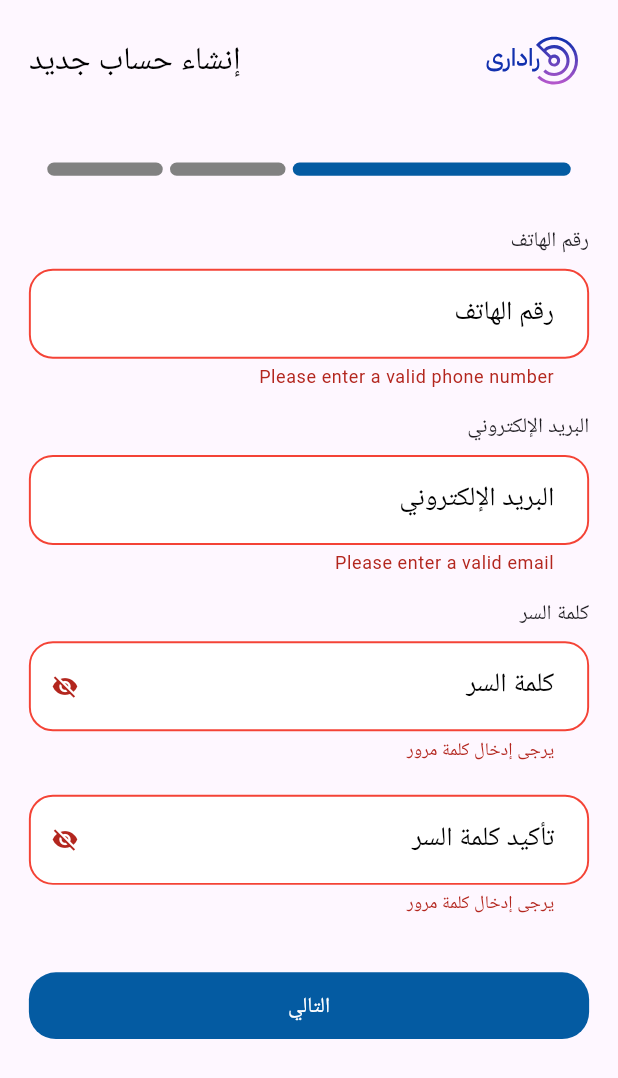
After one commit to Radary-App/radary-mobile, a Flutter app: the SignupScreen screen opened by its route, after a tap on "التالي", on a phone screen of 412 x 824 dp. The commit adds this screen. Shown: the top 1078 px of the screen. Run offline on Flutter 3.47's test engine with Material 3 defaults, Android fonts, the phone set to English and light mode, and no system bars; drawn by our look-alikes of smooth_page_indicator; our stand-ins replace animated_splash_screen, dio, firebase_core, flutter_bloc, flutter_screenutil, flutter_svg and 7 more; accounts and stored records are empty; generated files the repository leaves out were written again; project files that could hold a hidden picture were left out.

Commit message:
Add singin ui and added splash screen and edie onboarding

```diff
--- a/lib/core/di/dependecy_injection.dart
+++ b/lib/core/di/dependecy_injection.dart
@@ -2,6 +2,8 @@ import 'package:dio/dio.dart';
 import 'package:get_it/get_it.dart';
 import '../../features/login/data/repo/login_repo.dart';
 import '../../features/login/logic/cubit/login_cubit.dart';
+import '../../features/sign_up/data/repo/sign_up_repo.dart';
+import '../../features/sign_up/logic/cubit/sigin_up_cubit.dart';
 import '../networking/api_service.dart';
 import '../networking/dio_factory.dart';
 
@@ -17,4 +19,6 @@ Future<void> setupGetIt() async {
   getIt.registerFactory<LoginCubit>(() => LoginCubit(getIt()));
 
    // signup
+   getIt.registerLazySingleton<SignupRepo>(() => SignupRepo(getIt()));
+  getIt.registerFactory<SignupCubit>(() => SignupCubit(getIt()));
 }
--- a/lib/core/routing/app_router.dart
+++ b/lib/core/routing/app_router.dart
@@ -4,6 +4,8 @@ import 'package:radary/core/routing/route.dart';
 import '../../features/login/logic/cubit/login_cubit.dart';
 import '../../features/login/ui/screens/login_screen.dart';
 import '../../features/onboarding/ui/screens/on_boarding_screens.dart';
+import '../../features/sign_up/logic/cubit/sigin_up_cubit.dart';
+import '../../features/sign_up/ui/screens/sign_up_screen.dart';
 import '../di/dependecy_injection.dart';
 
 class AppRouter {
@@ -19,6 +21,13 @@ class AppRouter {
             child: const LoginScreen(),
           ),
         );
+        case Routes.signUpScreen:
+        return MaterialPageRoute(
+          builder: (_) => BlocProvider(
+            create: (context) => getIt<SignupCubit>(),
+            child: const SignupScreen(),
+          ),
+        );
       default:
         return MaterialPageRoute(
           builder: (_) => const Scaffold(
--- /dev/null
+++ b/lib/features/sign_up/data/models/sign_up_request_body.dart
@@ -0,0 +1,22 @@
+import 'package:json_annotation/json_annotation.dart';
+part 'sign_up_request_body.g.dart';
+
+@JsonSerializable()
+class SignupRequestBody {
+  @JsonKey(name: 'f_name')
+  final String firstName;
+  @JsonKey(name: 'l_name')
+  final String lastName;
+  final String phone;
+  final String password;
+  final String email;
+
+  SignupRequestBody(
+      {required this.firstName,
+      required this.lastName,
+      required this.phone,
+      required this.password,
+      required this.email});
+
+  Map<String, dynamic> toJson() => _$SignupRequestBodyToJson(this);
+}
--- /dev/null
+++ b/lib/features/sign_up/data/repo/sign_up_repo.dart
@@ -0,0 +1,21 @@
+import '../../../../core/networking/api_error_handler.dart';
+import '../../../../core/networking/api_result.dart';
+import '../../../../core/networking/api_service.dart';
+import '../models/sign_up_request_body.dart';
+import '../models/sign_up_response.dart';
+
+class SignupRepo {
+  final ApiService _apiService;
+
+  SignupRepo(this._apiService);
+
+  Future<ApiResult<SignupResponse>> signup(
+      SignupRequestBody signupRequestBody) async {
+    try {
+      final response = await _apiService.signup(signupRequestBody);
+      return ApiResult.success(response);
+    } catch (errro) {
+      return ApiResult.failure(ErrorHandler.handle(errro));
+    }
+  }
+}
--- /dev/null
+++ b/lib/features/sign_up/logic/cubit/sigin_up_cubit.dart
@@ -0,0 +1,56 @@
+import 'package:flutter/material.dart';
+import 'package:flutter_bloc/flutter_bloc.dart';
+import '../../data/models/sign_up_request_body.dart';
+import '../../data/models/sign_up_response.dart';
+import '../../data/repo/sign_up_repo.dart';
+import 'sigin_up_state.dart';
+
+class SignupCubit extends Cubit<SignupState> {
+  final SignupRepo _signupRepo;
+
+  SignupCubit(this._signupRepo) : super(const SignupState.initial());
+
+  final TextEditingController fNameController = TextEditingController();
+  final TextEditingController lNameController = TextEditingController();
+  final TextEditingController emailController = TextEditingController();
+  final TextEditingController phoneController = TextEditingController();
+  final TextEditingController passwordController = TextEditingController();
+  final TextEditingController confarmPasswordController = TextEditingController();
+
+     final PageController pageController = PageController();
+
+  final formKey = GlobalKey<FormState>();
+
+
+  void emitSignupStates() async {
+    if (formKey.currentState?.validate() ?? false) {
+      emit(const SignupState.signupLoading());
+      final response = await _signupRepo.signup(
+        SignupRequestBody(
+          email: emailController.text,
+          password: passwordController.text,
+          firstName: fNameController.text,
+          lastName: lNameController.text,
+          phone: phoneController.text,
+
+        ),
+      );
+      response.when(success: (signupResponse) {
+        emit(SignupState.signupSuccess(signupResponse));
+      }, failure: (error) {
+        emit(SignupState.signupError(error: error.apiErrorModel.message ?? 'An error occurred'));
+      });
+    } else {
+      emit(const SignupState.signupError(error: 'Please fill in all required fields.'));
+    }
+  }
+
+  @override
+  Future<void> close() {
+    fNameController.dispose();
+    lNameController.dispose();
+    emailController.dispose();
+    phoneController.dispose();
+    return super.close();
+  }
+}
--- /dev/null
+++ b/lib/features/sign_up/logic/cubit/sigin_up_state.dart
@@ -0,0 +1,12 @@
+import 'package:freezed_annotation/freezed_annotation.dart';
+
+part 'sigin_up_state.freezed.dart';
+
+@freezed
+class SignupState<T> with _$SignupState<T> {
+  const factory SignupState.initial() = _Initial;
+
+  const factory SignupState.signupLoading() = SignupLoading;
+  const factory SignupState.signupSuccess(T data) = SignupSuccess<T>;
+  const factory SignupState.signupError({required String error}) = SignupError;
+}
--- /dev/null
+++ b/lib/features/sign_up/ui/screens/sign_up_screen.dart
@@ -0,0 +1,89 @@
+import 'package:flutter/material.dart';
+import 'package:flutter_bloc/flutter_bloc.dart';
+import 'package:flutter_screenutil/flutter_screenutil.dart';
+import 'package:flutter_svg/flutter_svg.dart';
+import 'package:smooth_page_indicator/smooth_page_indicator.dart';
+import '../../../../core/helpers/spacing.dart';
+import '../../../../core/helpers/util/assets_data.dart';
+import '../../../../core/theming/app_colors.dart';
+import '../../../../core/theming/app_text_styles.dart';
+import '../../../../core/widgets/app_text_button.dart';
+import '../../../../generated/l10n.dart';
+import '../../logic/cubit/sigin_up_cubit.dart';
+import '../widgets/sign_up_bloc_listener.dart';
+import '../widgets/sign_up_form.dart';
+
+class SignupScreen extends StatelessWidget {
+  const SignupScreen({super.key});
+
+  @override
+  Widget build(BuildContext context) {
+    final bool isArabic = Localizations.localeOf(context).languageCode == 'ar';
+
+    return Scaffold(
+      body: SafeArea(
+        child: Padding(
+          padding: EdgeInsets.symmetric(horizontal: 20.w, vertical: 20.h),
+          child: SingleChildScrollView(
+            child: Column(
+              crossAxisAlignment: CrossAxisAlignment.center,
+              children: [
+                Row(
+                  mainAxisAlignment: MainAxisAlignment.spaceBetween,
+                  children: [
+                    SvgPicture.asset(
+                      AssetsData.logoRadaryText,
+                    ),
+                    Text(
+                      S.of(context).Sign_UP,
+                      style: AppTextStyles.font24BlackRegular,
+                    ),
+                  ],
+                ),
+                verticalSpace(50),
+                SmoothPageIndicator(
+                  controller: context.read<SignupCubit>().pageController,
+                  count: 3,
+                  effect: ExpandingDotsEffect(
+                    activeDotColor: blue,
+                    dotColor: gray,
+                    dotHeight: 10.h,
+                    dotWidth: 80.w,
+                    expansionFactor: 2.5.w,
+                    spacing: 5.0.w,
+                  ),
+                  textDirection:
+                      isArabic ? TextDirection.rtl : TextDirection.ltr,
+                ),
+                verticalSpace(20),
+                Column(
+                  children: [
+                    const SignupForm(),
+                    verticalSpace(40),
+                    AppTextButton(
+                      buttonText: S.of(context).next,
+                      textStyle: AppTextStyles.font16Whiteregular,
+                      onPressed: () {
+
+                        validateThenDoSignup(context);
+                      },
+                    ),
+                    verticalSpace(30),
+                    // const AlreadyHaveAccountText(),
+                    const SignupBlocListener(),
+                  ],
+                ),
+              ],
+            ),
+          ),
+        ),
+      ),
+    );
+  }
+
+  void validateThenDoSignup(BuildContext context) {
+    if (context.read<SignupCubit>().formKey.currentState!.validate()) {
+      context.read<SignupCubit>().emitSignupStates();
+    }
+  }
+}
--- /dev/null
+++ b/lib/features/sign_up/ui/widgets/sign_up_form.dart
@@ -0,0 +1,213 @@
+import 'package:flutter/material.dart';
+import 'package:flutter_bloc/flutter_bloc.dart';
+import 'package:flutter_screenutil/flutter_screenutil.dart';
+import '../../../../core/helpers/app_regex.dart';
+import '../../../../core/helpers/spacing.dart';
+import '../../../../core/widgets/add_text_form_field.dart';
+import '../../../../core/widgets/title_left.dart';
+import '../../../../generated/l10n.dart';
+import '../../logic/cubit/sigin_up_cubit.dart';
+
+class SignupForm extends StatefulWidget {
+  const SignupForm({super.key});
+
+  @override
+  State<SignupForm> createState() => _SignupFormState();
+}
+
+class _SignupFormState extends State<SignupForm> {
+  bool isPasswordObscureText = true;
+  bool isPasswordConfirmationObscureText = true;
+
+  bool hasLowercase = false;
+  bool hasUppercase = false;
+  bool hasSpecialCharacters = false;
+  bool hasNumber = false;
+  bool hasMinLength = false;
+
+  late TextEditingController passwordController;
+
+  @override
+  void initState() {
+    super.initState();
+    passwordController = context.read<SignupCubit>().passwordController;
+    setupPasswordControllerListener();
+  }
+
+  void setupPasswordControllerListener() {
+    passwordController.addListener(() {
+      setState(() {
+        hasLowercase = AppRegex.hasLowerCase(passwordController.text);
+        hasUppercase = AppRegex.hasUpperCase(passwordController.text);
+        hasSpecialCharacters =
+            AppRegex.hasSpecialCharacter(passwordController.text);
+        hasNumber = AppRegex.hasNumber(passwordController.text);
+        hasMinLength = AppRegex.hasMinLength(passwordController.text);
+      });
+    });
+  }
+
+  @override
+  Widget build(BuildContext context) {
+    return Form(
+      key: context.read<SignupCubit>().formKey,
+      child: Column(
+        children: [
+          const Row(
+            mainAxisAlignment: MainAxisAlignment.spaceBetween,
+            children: [
+              // Column(
+              //   crossAxisAlignment: CrossAxisAlignment.start,
+              //   children: [
+              //     TitleLeft(
+              //       title: S.of(context).FirstName,
+              //     ),
+              //     SizedBox(
+              //       width: 180.w,
+              //       child: AppTextFormField(
+              //         hintText: S.of(context).FirstName,
+              //         validator: (value) {
+              //           if (value == null || value.isEmpty) {
+              //             return 'Please enter a valid firstName';
+              //           }
+              //         },
+              //         controller: context.read<SignupCubit>().fNameController,
+              //       ),
+              //     ),
+              //   ],
+              // ),
+              // Column(
+              //   crossAxisAlignment: CrossAxisAlignment.start,
+              //   children: [
+              //     TitleLeft(
+              //       title: S.of(context).LastName,
+              //     ),
+              //     SizedBox(
+              //       width: 180.w,
+              //       child: AppTextFormField(
+              //         hintText: S.of(context).LastName,
+              //         validator: (value) {
+              //           if (value == null || value.isEmpty) {
+              //             return 'Please enter a valid lastName';
+              //           }
+              //         },
+              //         controller: context.read<SignupCubit>().lNameController,
+              //       ),
+              //     ),
+              //   ],
+              // ),
+            ],
+          ),
+          verticalSpace(18),
+          TitleLeft(
+            title: S.of(context).Phone_Number,
+          ),
+          AppTextFormField(
+            hintText: S.of(context).Phone_Number,
+            isNumericKeyboard: true,
+            validator: (value) {
+              if (value == null ||
+                  value.isEmpty ||
+                  !AppRegex.isPhoneNumberValid(value)) {
+                return 'Please enter a valid phone number';
+              }
+            },
+            controller: context.read<SignupCubit>().phoneController,
+          ),
+          verticalSpace(18),
+          TitleLeft(
+            title: S.of(context).EnterEmail,
+          ),
+          AppTextFormField(
+            hintText: S.of(context).EnterEmail,
+            validator: (value) {
+              if (value == null ||
+                  value.isEmpty ||
+                  !AppRegex.isEmailValid(value)) {
+                return 'Please enter a valid email';
+              }
+            },
+            controller: context.read<SignupCubit>().emailController,
+          ),
+          verticalSpace(18),
+          TitleLeft(
+            title: S.of(context).Password,
+          ),
+          AppTextFormField(
+              controller: context.read<SignupCubit>().passwordController,
+              hintText: S.of(context).Password,
+              isObscureText: isPasswordObscureText,
+              suffixIcon: GestureDetector(
+                onTap: () {
+                  setState(() {
+                    isPasswordObscureText = !isPasswordObscureText;
+                  });
+                },
+                child: Icon(
+                  isPasswordObscureText
+                      ? Icons.visibility_off
+                      : Icons.visibility,
+                ),
+              ),
+              validator: (value) {
+                if (value == null || value.isEmpty) {
+                  return 'يرجى إدخال كلمة مرور';
+                } else if (!AppRegex.hasLowerCase(value)) {
+                  return 'يجب أن تحتوي كلمة المرور على حرف صغير واحد على الأقل';
+                } else if (!AppRegex.hasUpperCase(value)) {
+                  return 'يجب أن تحتوي كلمة المرور على حرف كبير واحد على الأقل';
+                } else if (!AppRegex.hasSpecialCharacter(value)) {
+                  return 'يجب أن تحتوي كلمة المرور على رمز خاص واحد على الأقل';
+                } else if (!AppRegex.hasNumber(value)) {
+                  return 'يجب أن تحتوي كلمة المرور على رقم واحد على الأقل';
+                } else if (!AppRegex.hasMinLength(value)) {
+                  return 'يجب أن تكون كلمة المرور على الأقل 8 أحرف طويلة';
+                }
+                return null;
+              }),
+          verticalSpace(24),
+          AppTextFormField(
+              controller: context.read<SignupCubit>().passwordController,
+              hintText: S.of(context).ConfirmPassword,
+              isObscureText: isPasswordObscureText,
+              suffixIcon: GestureDetector(
+                onTap: () {
+                  setState(() {
+                    isPasswordObscureText = !isPasswordObscureText;
+                  });
+                },
+                child: Icon(
+                  isPasswordObscureText
+                      ? Icons.visibility_off
+                      : Icons.visibility,
+                ),
+              ),
+              validator: (value) {
+                if (value == null || value.isEmpty) {
+                  return 'يرجى إدخال كلمة مرور';
+                } else if (!AppRegex.hasLowerCase(value)) {
+                  return 'يجب أن تحتوي كلمة المرور على حرف صغير واحد على الأقل';
+                } else if (!AppRegex.hasUpperCase(value)) {
+                  return 'يجب أن تحتوي كلمة المرور على حرف كبير واحد على الأقل';
+                } else if (!AppRegex.hasSpecialCharacter(value)) {
+                  return 'يجب أن تحتوي كلمة المرور على رمز خاص واحد على الأقل';
+                } else if (!AppRegex.hasNumber(value)) {
+                  return 'يجب أن تحتوي كلمة المرور على رقم واحد على الأقل';
+                } else if (!AppRegex.hasMinLength(value)) {
+                  return 'يجب أن تكون كلمة المرور على الأقل 8 أحرف طويلة';
+                }else if(passwordController.text != context.read<SignupCubit>().passwordController.text){
+                  return 'كلمة المرور غير متطابقة';
+                }
+                return null;
+              }),
+        ],
+      ),
+    );
+  }
+
+  @override
+  void dispose() {
+    passwordController.dispose();
+    super.dispose();
+  }
+}
--- a/pubspec.yaml
+++ b/pubspec.yaml
@@ -16,7 +16,7 @@ publish_to: 'none' # Remove this line if you wish to publish to pub.dev
 # https://developer.apple.com/library/archive/documentation/General/Reference/InfoPlistKeyReference/Articles/CoreFoundationKeys.html
 # In Windows, build-name is used as the major, minor, and patch parts
 # of the product and file versions while build-number is used as the build suffix.
-version: 1.0.0+2
+version: 1.0.0+3
 
 environment:
   sdk: ^3.5.0
```
Also changed, not shown: lib/core/networking/api_service.dart (+6 -1 lines), lib/features/sign_up/data/models/sign_up_response.dart (added, +34 -0 lines), lib/features/sign_up/ui/widgets/already_have_account_text.dart (added, +33 -0 lines), lib/features/sign_up/ui/widgets/sign_up_bloc_listener.dart (added, +105 -0 lines), lib/core/networking/api_service.g.dart, lib/features/sign_up/data/models/sign_up_request_body.g.dart (added), lib/features/sign_up/data/models/sign_up_response.g.dart (added), lib/features/sign_up/logic/cubit/sigin_up_state.freezed.dart (added), 1 other file.
